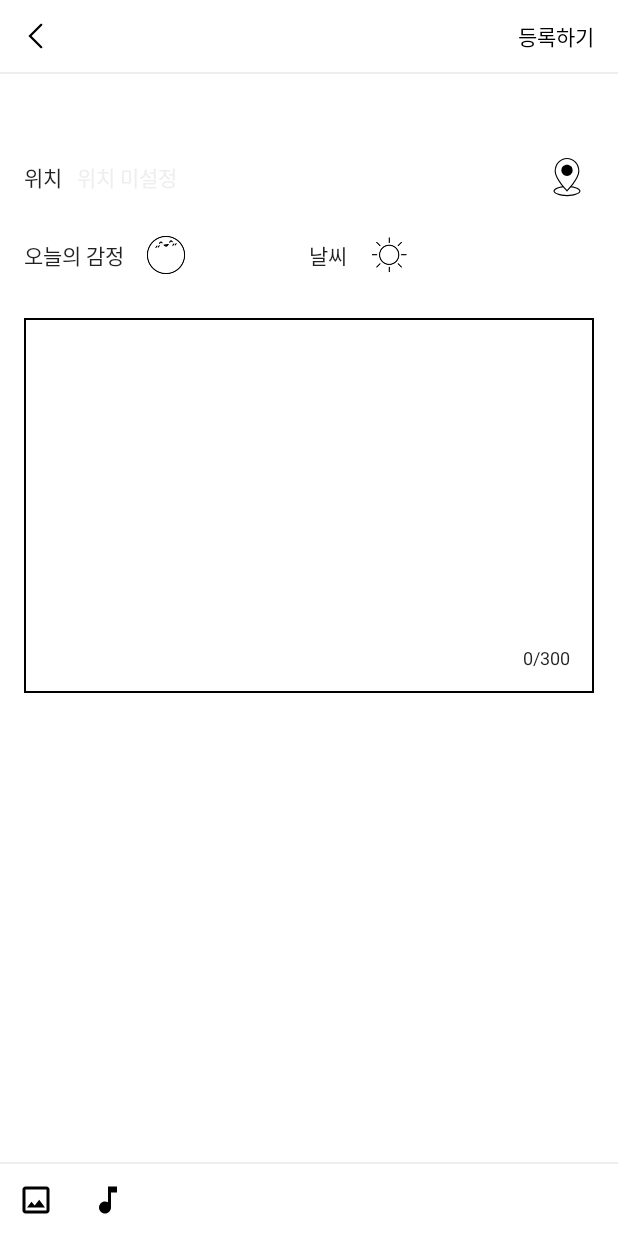
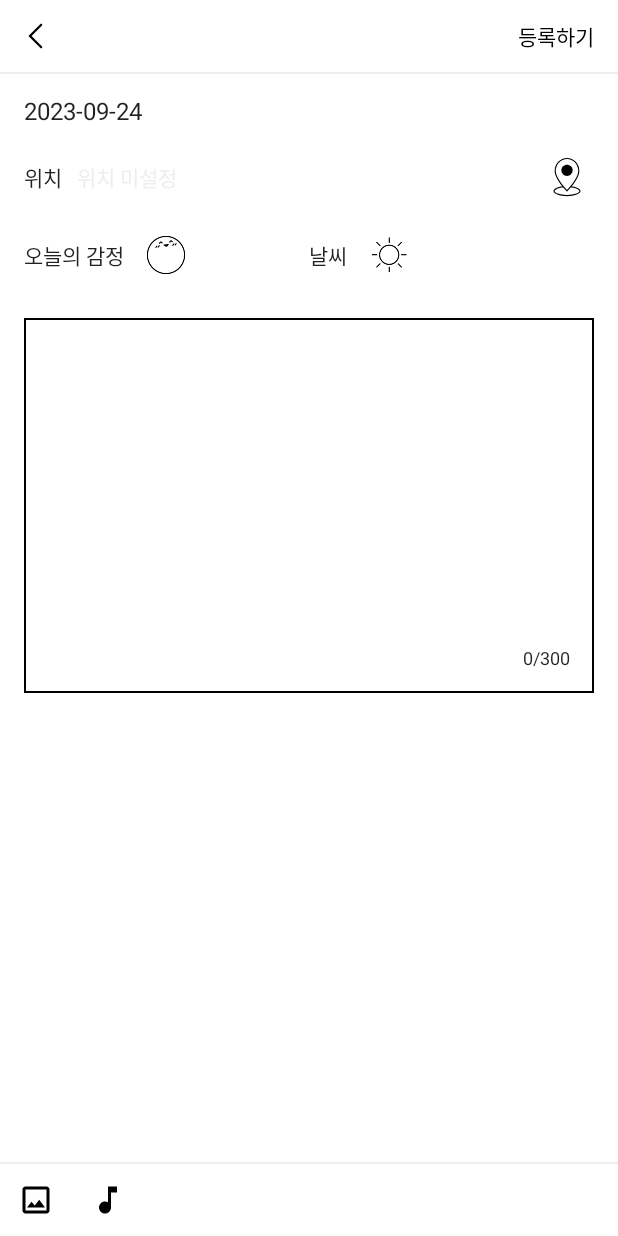
Before and after one commit to l5x5l/travel_diary, an Android app built with Jetpack Compose: the composable DiaryWriteScreen called with empty values, on a phone screen of 412 x 824 dp. Run offline under Robolectric (Android 15) with nearby library versions, the phone set to English and light mode, and no system bars; our stand-ins replace Dagger/Hilt's generated code.

Commit message:
[fix] 일지 작성/수정 화면에서 날짜 인자 반영 및 UI에 날짜 표시

```diff
--- a/presentation/src/main/java/com/strayalphaca/presentation/screens/diary/write/DirayWriteScreen.kt
+++ b/presentation/src/main/java/com/strayalphaca/presentation/screens/diary/write/DirayWriteScreen.kt
@@ -208,7 +208,7 @@ fun DiaryWriteScreen(
                         .padding(16.dp)
                         .verticalScroll(scrollState)
                 ) {
-                    Text(text = "")
+                    Text(text = state.diaryDate.toString())
 
                     Spacer(modifier = Modifier.height(16.dp))
 
```
Also changed, not shown: presentation/src/main/java/com/strayalphaca/presentation/screens/diary/write/DiaryWriteViewModel.kt (+17 -1 lines).
